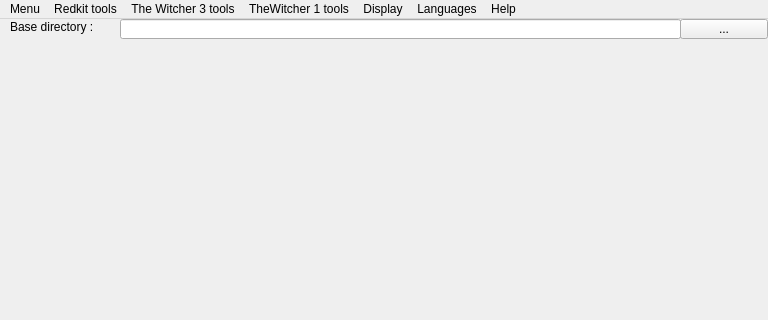
Qt form W2ENT_QT/mainwindow.ui (JLouis-B/RedTools) before a commit; both pictures show x 0 to 768 and y 0 to 320 of the 768 by 647 pixel window.
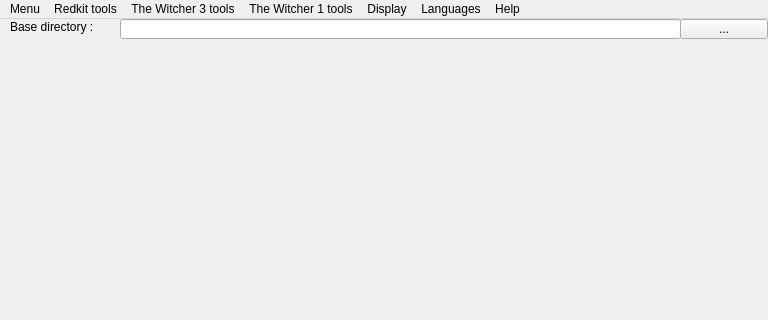
The same form after that commit.

Commit message: Fix the BIF extractor panel

What changed in the file:
```diff
--- a/W2ENT_QT/mainwindow.ui
+++ b/W2ENT_QT/mainwindow.ui
@@ -307,7 +307,7 @@
    </widget>
    <widget class="QMenu" name="menuTheWitcher_1_tools">
     <property name="title">
-     <string>TheWitcher 1 tools</string>
+     <string>The Witcher 1 tools</string>
     </property>
     <addaction name="actionBIF_extractor"/>
    </widget>
```
The commit also changes 5 other files.
